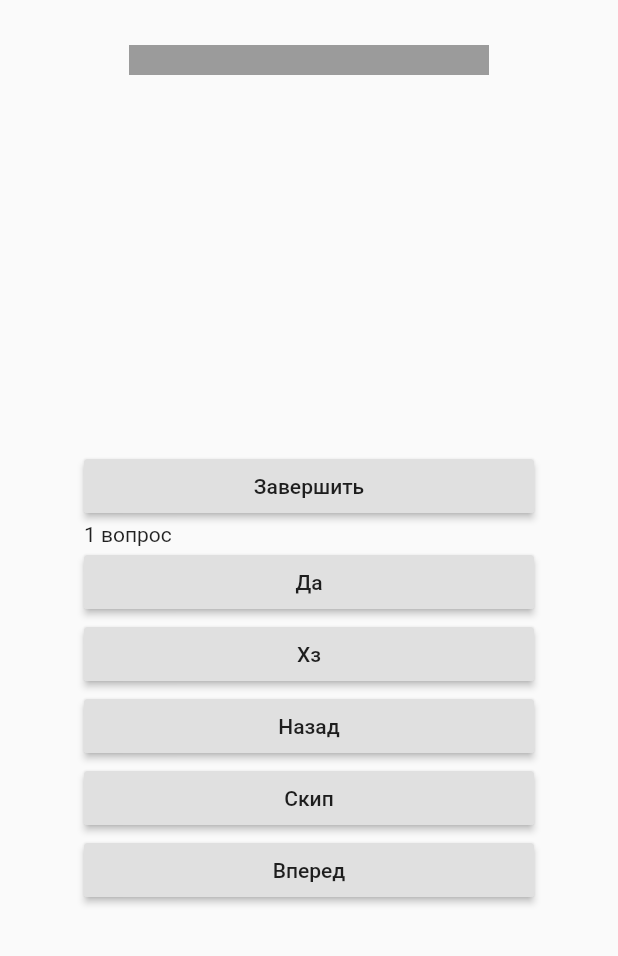
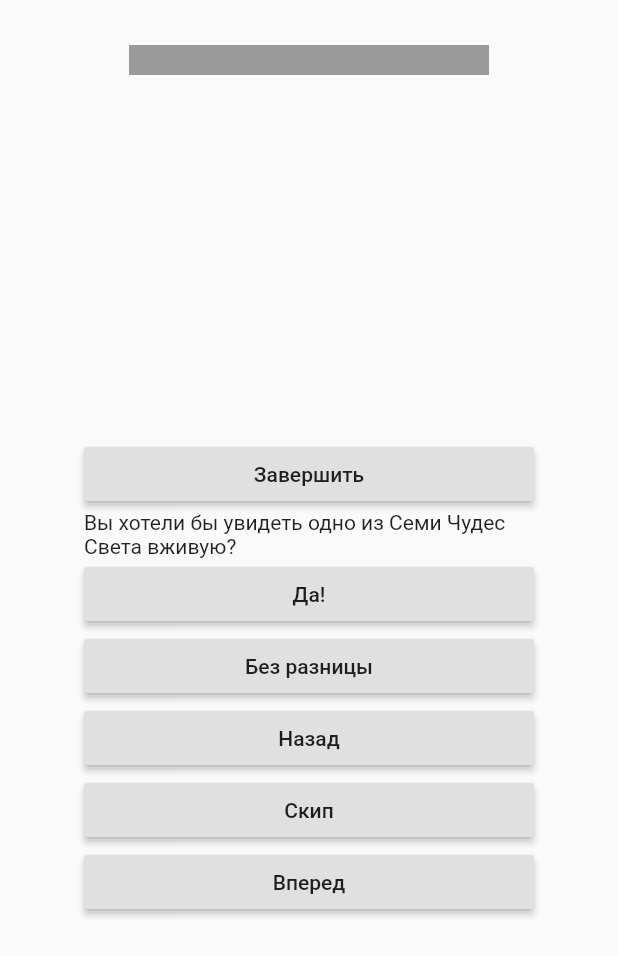
Before and after one commit to dmitriyace/vk-hack-2019, a Flutter app: the screen it shows after launch, after a tap on "Начать", on a phone screen of 412 x 824 dp. Shown: the top 956 px of the screen. Run offline on Flutter 3.47's test engine with Material 2 defaults, Android fonts, the phone set to English and light mode, and no system bars; our stand-ins replace fixnum, flutter_typeahead; missing offline and left inert: grpc, protobuf.

Commit message:
added two questions

```diff
--- a/client/lib/main.dart
+++ b/client/lib/main.dart
@@ -24,22 +24,76 @@ class _GlobalParentState extends State<_GlobalParent> {
       options: ChannelOptions(credentials: ChannelCredentials.insecure()));
 
   List<Question> _questions = [
-    Question(0, 1, QuestionType.YES_DC, YesDCQuestionPayload('1 вопрос', 'Да', 'Хз'), null, null, null),
-    Question(1, 1, QuestionType.YES_DC, YesDCQuestionPayload('2 вопрос', 'Да', 'Хз'), null, null, null),
-    Question(2, 1, QuestionType.YES_DC, YesDCQuestionPayload('3 вопрос', 'Да', 'Хз'), null, null, null),
-    Question(3, 1, QuestionType.YES_DC, YesDCQuestionPayload('4 вопрос', 'Да', 'Хз'), null, null, null),
-    Question(4, 1, QuestionType.YES_DC, YesDCQuestionPayload('5 вопрос', 'Да', 'Хз'), null, null, null),
-    Question(5, 1, QuestionType.YES_DC, YesDCQuestionPayload('6 вопрос', 'Да', 'Хз'), null, null, null),
-    Question(6, 1, QuestionType.YES_DC, YesDCQuestionPayload('7 вопрос', 'Да', 'Хз'), null, null, null)
+    Question(
+        0,
+        1,
+        QuestionType.YES_DC,
+        YesDCQuestionPayload(
+            'Вы хотели бы увидеть одно из Семи Чудес Света вживую?',
+            'Да!',
+            'Без разницы'),
+        null,
+        null,
+        {
+          0: {"CAI": 10}
+        }),
+    Question(
+        1,
+        1,
+        QuestionType.YES_DC,
+        YesDCQuestionPayload(
+            'Как насчет искупаться в теплом море?', 'Определенно.', 'Не важно'),
+        null,
+        {
+          0: {
+            "BR": 5,
+            "ES": 5,
+            "FR": 5,
+            "IT": 5,
+            "GR": 5,
+            "MA": 5,
+            "TN": 5,
+            "EG": 5,
+            "TR": 5,
+            "JP": 5,
+            "TH": 5
+          }
+        },
+        {
+          0: {
+            "LAS": 10,
+            "RIO": 10,
+            "BCN": 10,
+            "NCE": 10,
+            "MRS": 10,
+            "HER": 10,
+            "CAS": 10,
+            "TUN": 10,
+            "HRG": 10,
+            "SSH": 10,
+            "AYT": 10,
+            "OSA": 10,
+            "BKK": 10,
+            "HKT": 10
+          }
+        }),
+    Question(2, 1, QuestionType.YES_DC,
+        YesDCQuestionPayload('3 вопрос', 'Да', 'Хз'), null, null, null),
+    Question(3, 1, QuestionType.YES_DC,
+        YesDCQuestionPayload('4 вопрос', 'Да', 'Хз'), null, null, null),
+    Question(4, 1, QuestionType.YES_DC,
+        YesDCQuestionPayload('5 вопрос', 'Да', 'Хз'), null, null, null),
+    Question(5, 1, QuestionType.YES_DC,
+        YesDCQuestionPayload('6 вопрос', 'Да', 'Хз'), null, null, null),
+    Question(6, 1, QuestionType.YES_DC,
+        YesDCQuestionPayload('7 вопрос', 'Да', 'Хз'), null, null, null)
   ];
 
   @override
   Widget build(BuildContext context) {
     return MaterialApp(
       title: 'Aviasales Demo',
-      home: HomePage(
-          questions: _questions,
-          channel: _channel),
+      home: HomePage(questions: _questions, channel: _channel),
     );
   }
 }
```
